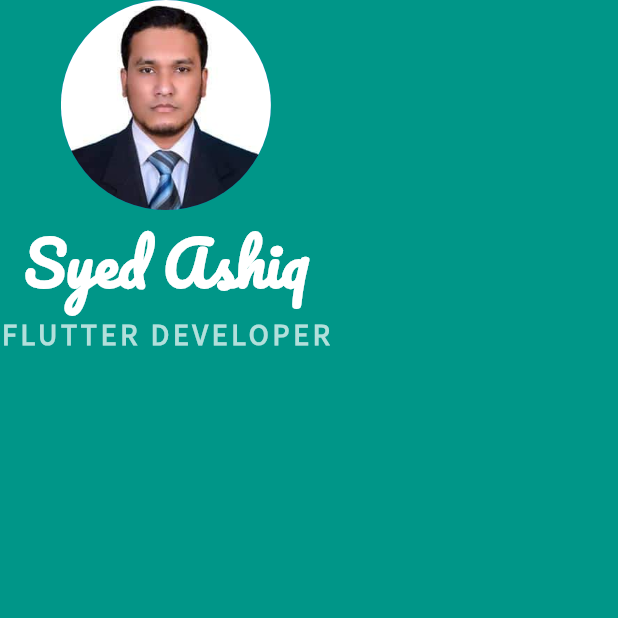
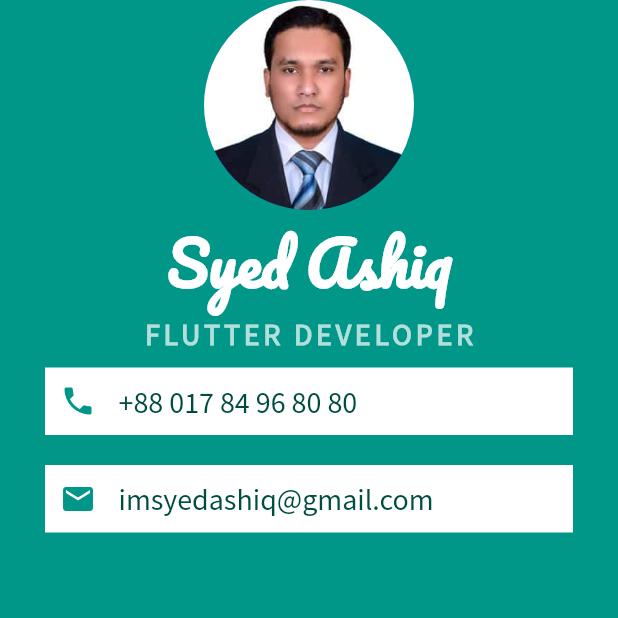
Before and after one commit to syedashiqbd/mi_card_flutter_office-pc, a Flutter app: the screen it shows after launch, on a phone screen of 412 x 824 dp, the top half of it. Run offline on Flutter 3.47's test engine with Material 2 defaults, Android fonts, the phone set to English and light mode, and no system bars.

Commit message:
email section added

```diff
--- a/lib/main.dart
+++ b/lib/main.dart
@@ -39,8 +39,48 @@ class MyApp extends StatelessWidget {
               fontWeight: FontWeight.bold,
             ),
           ),
+             Container(
+               color: Colors.white,
+               margin: EdgeInsets.symmetric(vertical: 10.0, horizontal: 30.0),
+               padding: EdgeInsets.all(10.0),
+               child: Row(children:<Widget>[
+                 Icon(
+                   Icons.phone,
+                   color: Colors.teal,
+                   ),
+                   SizedBox(
+                     width: 15.0,
+                   ),
+                 Text(
+                   '+88 017 84 96 80 80',
+                   style: TextStyle(
+                     color: Colors.teal.shade900,
+                     fontSize: 20.0,
+                     fontFamily: 'Source Sans Pro',
+                   ),
+                 )
+               ],),
+             ),
+             Container(
+               color: Colors.white,
+               margin: EdgeInsets.symmetric(vertical: 10.0, horizontal: 30.0),
+               padding: EdgeInsets.all(10.0),
+               child: Row(
+                 children:<Widget> [
+                   Icon(Icons.email, color: Colors.teal,),
+                   SizedBox(
+                     width: 15.0,
+                   ),
+                   Text('imsyedashiq@gmail.com',
+                   style: TextStyle(
+                     fontFamily: 'Source Sans Pro',
+                     fontSize: 20.0,
+                     color:Colors.teal.shade900,
+                   ),)
+                 ],
+               ),
+             )
           ],
-          //implement based on video No.46
           ),
         ),
       ),
```
